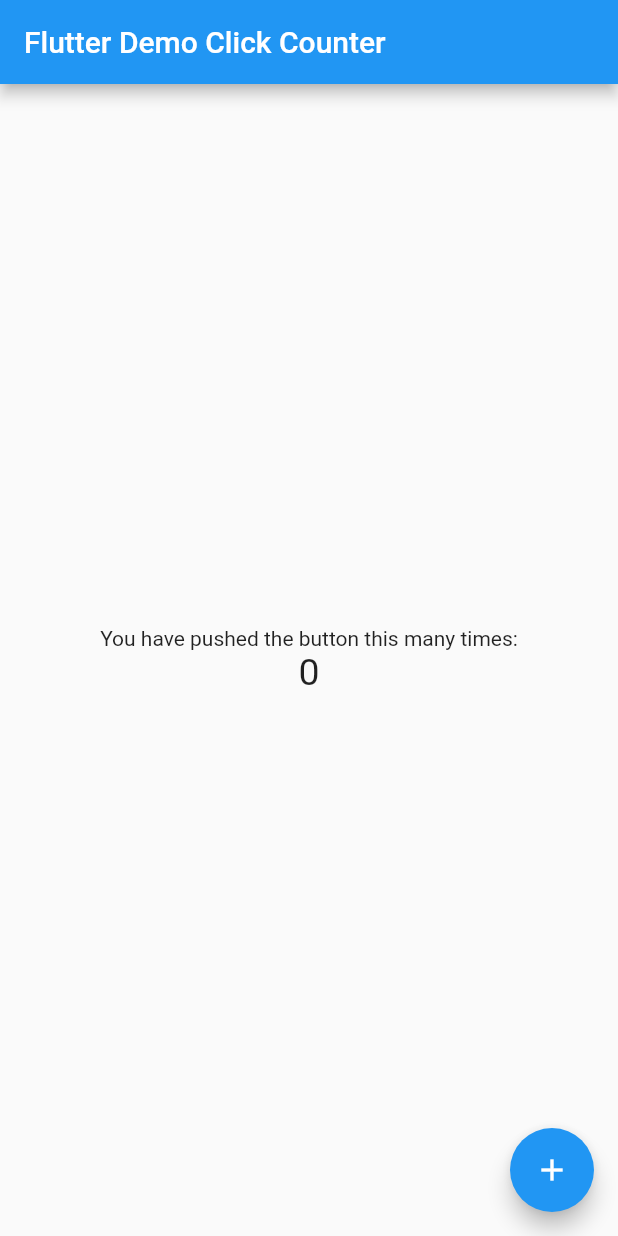
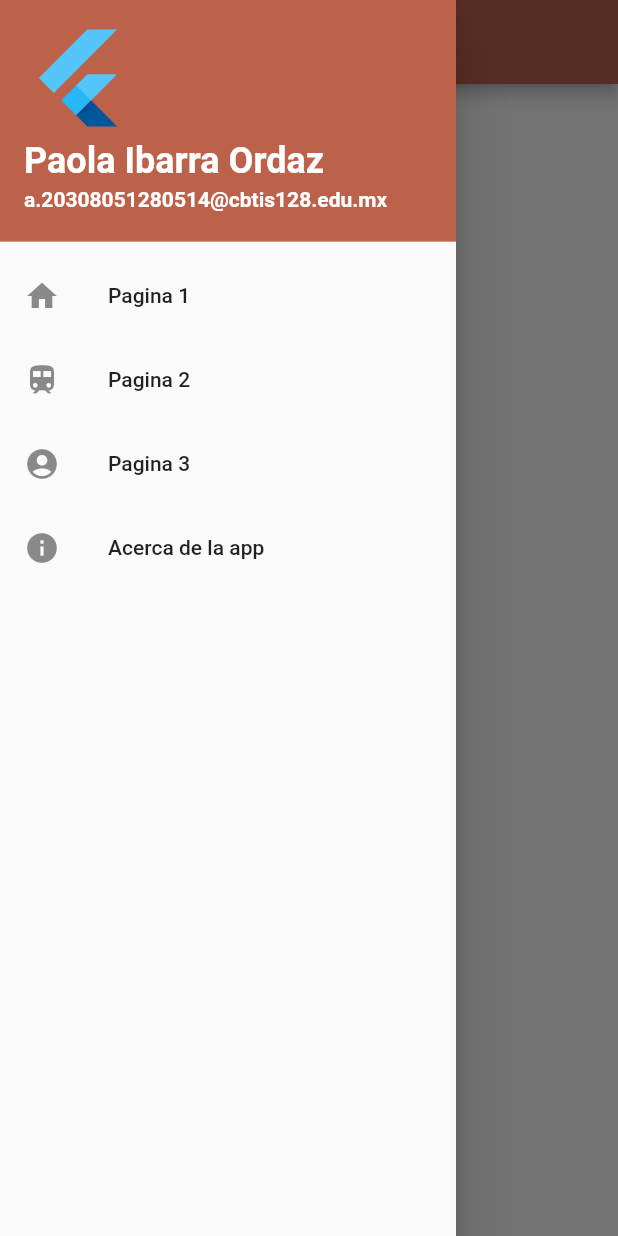
Before and after one commit to PaolaIbarraOrdaz/DrawerFlutLab, a Flutter app: the screen it shows after launch, with the side drawer open (before the commit the screen has no drawer), on a phone screen of 412 x 824 dp. Run offline on Flutter 3.47's test engine with Material 2 defaults, Android fonts, the phone set to English and light mode, and no system bars.

Commit message:
drawer v4

```diff
--- a/lib/main.dart
+++ b/lib/main.dart
@@ -4,7 +4,7 @@ void main() => runApp(MyApp());
 
 class MyApp extends StatelessWidget {
   const MyApp({super.key});
-  static const String _title = 'Flutter Stateful Clicker Counter';
+  static const String _title = 'Drawer en Flutter';
   // This widget is the root of your application.
   @override
   Widget build(BuildContext context) {
@@ -13,78 +13,115 @@ class MyApp extends StatelessWidget {
       theme: ThemeData(
         primarySwatch: Colors.blue,
       ),
-      home: MyHomePage(),
+      debugShowCheckedModeBanner: false,
+      home: const NavigationDrawerDemo(),
     );
   }
 }
 
-class MyHomePage extends StatefulWidget {
-  const MyHomePage({super.key});
-  // This widget is the home page of your application. It is stateful, meaning
-  // that it has a State object (defined below) that contains fields that affect
-  // how it looks.
-  // This class is the configuration for the state.
+class NavigationDrawerDemo extends StatefulWidget {
+  const NavigationDrawerDemo({Key? key}) : super(key: key);
+
   @override
-  _MyHomePageState createState() => _MyHomePageState();
+  State<NavigationDrawerDemo> createState() => _NavigationDrawerDemoState();
 }
 
-class _MyHomePageState extends State<MyHomePage> {
-  int _counter = 0;
-
-  void _incrementCounter() {
-    setState(() {
-      // This call to setState tells the Flutter framework that something has
-      // changed in this State, which causes it to rerun the build method below
-      // so that the display can reflect the updated values. If we changed
-      // _counter without calling setState(), then the build method would not be
-      // called again, and so nothing would appear to happen.
-      _counter++;
-    });
-  }
-
+class _NavigationDrawerDemoState extends State<NavigationDrawerDemo> {
+  final GlobalKey<ScaffoldState> _key = GlobalKey(); // Create a key
   @override
   Widget build(BuildContext context) {
-    // This method is rerun every time setState is called, for instance as done
-    // by the _incrementCounter method above.
-    //
-    // The Flutter framework has been optimized to make rerunning build methods
-    // fast, so that you can just rebuild anything that needs updating rather
-    // than having to individually change instances of widgets.
     return Scaffold(
+      key: _key,
       appBar: AppBar(
-        // Here we take the value from the MyHomePage object that was created by
-        // the App.build method, and use it to set our appbar title.
-        title: Text('Flutter Demo Click Counter'),
+        title: Text('Act 3 Drawer Ibarra'),
+        backgroundColor: const Color(0xffbc614a),
       ),
-      body: Center(
-        // Center is a layout widget. It takes a single child and positions it
-        // in the middle of the parent.
-        child: Column(
-          // Column is also a layout widget. It takes a list of children and
-          // arranges them vertically. By default, it sizes itself to fit its
-          // children horizontally, and tries to be as tall as its parent.
-          //
-          // Column has various properties to control how it sizes itself and
-          // how it positions its children. Here we use mainAxisAlignment to
-          // center the children vertically; the main axis here is the vertical
-          // axis because Columns are vertical (the cross axis would be
-          // horizontal).
-          mainAxisAlignment: MainAxisAlignment.center,
-          children: <Widget>[
-            Text(
-              'You have pushed the button this many times:',
+      drawer: Drawer(
+        child: ListView(
+          // Important: Remove any padding from the ListView.
+          padding: EdgeInsets.zero,
+          children: [
+            const UserAccountsDrawerHeader(
+              // <-- SEE HERE
+              decoration: BoxDecoration(color: const Color(0xffbc614a)),
+              accountName: Text(
+                "Paola Ibarra Ordaz",
+                style: TextStyle(
+                  fontWeight: FontWeight.bold,
+                  fontSize: 24,
+                ),
+              ),
+              accountEmail: Text(
+                "a.20308051280514@cbtis128.edu.mx",
+                style: TextStyle(
+                  fontWeight: FontWeight.bold,
+                ),
+              ),
+              currentAccountPicture: FlutterLogo(),
             ),
-            Text(
-              '$_counter',
-              style: TextStyle(fontSize: 25),
+            ListTile(
+              leading: Icon(
+                Icons.home,
+              ),
+              title: const Text('Pagina 1'),
+              onTap: () {
+                Navigator.pop(context);
+              },
+            ),
+            ListTile(
+              leading: Icon(
+                Icons.train,
+              ),
+              title: const Text('Pagina 2'),
+              onTap: () {
+                Navigator.pop(context);
+              },
+            ),
+            ListTile(
+              leading: Icon(
+                Icons.account_circle,
+              ),
+              title: const Text('Pagina 3'),
+              onTap: () {
+                Navigator.pop(context);
+              },
+            ),
+            AboutListTile(
+              // <-- SEE HERE
+              icon: Icon(
+                Icons.info,
+              ),
+              child: Text('Acerca de la app'),
+              applicationIcon: Icon(
+                Icons.local_play,
+              ),
+              applicationName: 'Mi aplicacion',
+              applicationVersion: '1.0.25',
+              applicationLegalese: 'Dulcería Alegrías© 2019 Company',
+              aboutBoxChildren: [
+                ///Content goes here...
+              ],
             ),
           ],
         ),
       ),
-      floatingActionButton: FloatingActionButton(
-        onPressed: _incrementCounter,
-        tooltip: 'Increment',
-        child: Icon(Icons.add),
+      body: Center(
+        child: Column(
+          children: [
+            SizedBox(
+              height: 50,
+            ),
+            ElevatedButton(
+              onPressed: () {
+                _key.currentState!.openDrawer(); //<-- SEE HERE
+              },
+              child: const Text(
+                'Boton Drawer',
+                style: TextStyle(fontSize: 24),
+              ),
+            ),
+          ],
+        ),
       ),
     );
   }
```
